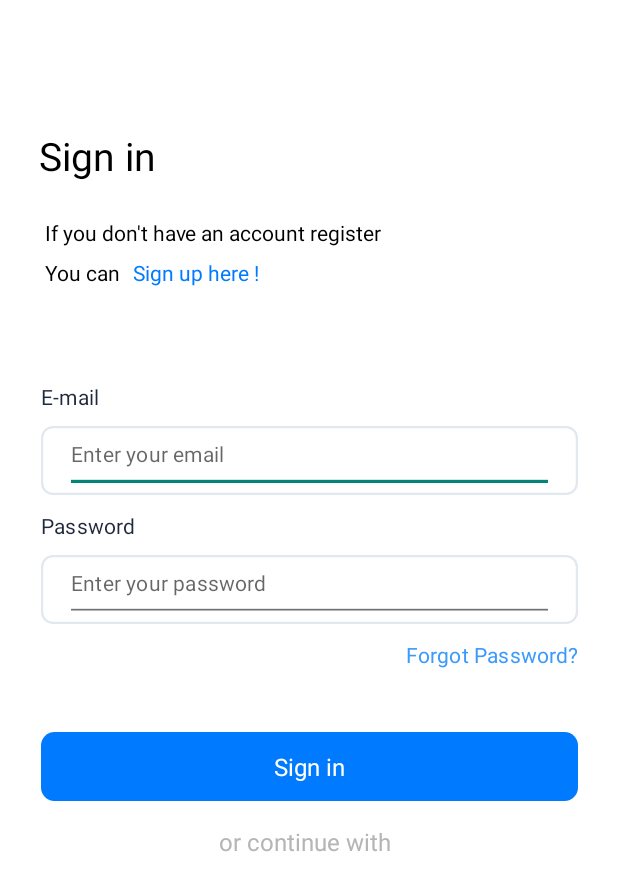
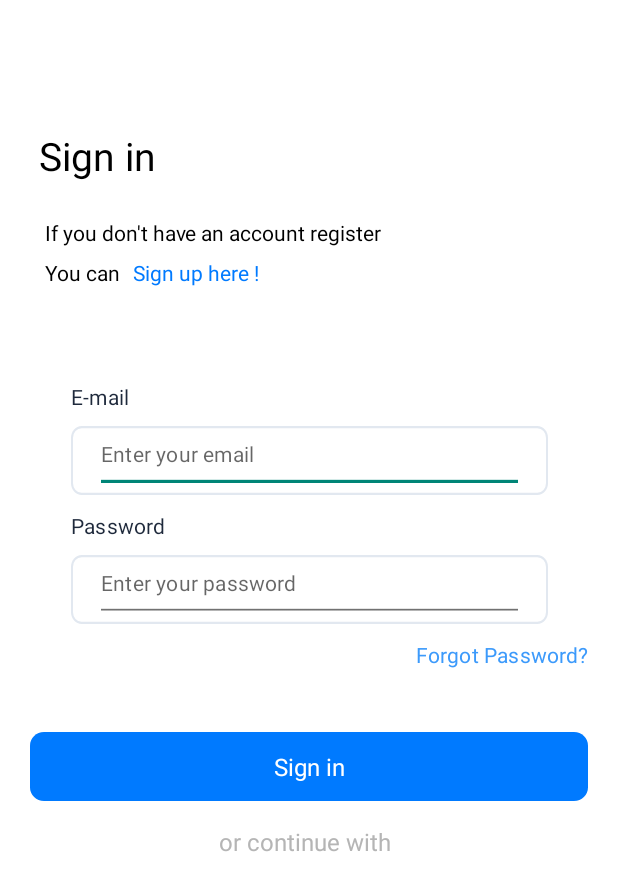
Before and after one commit to tukcomCD2024/4K, an Android app: the Login screen opened directly, with no data from a screen before it, on a phone screen of 412 x 824 dp. Shown: the top 891 px of the screen. Run offline under Robolectric (Android 15) with nearby library versions, the phone set to English and light mode, and no system bars.

Commit message:
design
UI design

```diff
--- a/app/src/main/AndroidManifest.xml
+++ b/app/src/main/AndroidManifest.xml
@@ -6,14 +6,17 @@
         android:allowBackup="true"
         android:dataExtractionRules="@xml/data_extraction_rules"
         android:fullBackupContent="@xml/backup_rules"
+        android:hardwareAccelerated="true"
         android:icon="@mipmap/ic_launcher"
         android:label="@string/app_name"
         android:roundIcon="@mipmap/ic_launcher_round"
         android:supportsRtl="true"
         android:theme="@style/Theme.Frontend_android"
         android:usesCleartextTraffic="true"
-        android:hardwareAccelerated="true"
         tools:targetApi="31">
+        <activity
+            android:name=".AddFriend"
+            android:exported="false" />
         <activity
             android:name=".NaviActivity"
             android:exported="true" />
--- a/app/src/main/res/layout/activity_login.xml
+++ b/app/src/main/res/layout/activity_login.xml
@@ -88,7 +88,7 @@
         app:layout_constraintStart_toStartOf="parent"
         app:layout_constraintTop_toTopOf="parent">
 
-        <RelativeLayout xmlns:android="http://schemas.android.com/apk/res/android"
+        <RelativeLayout
             android:id="@+id/header"
             android:layout_width="358dp"
             android:layout_height="22dp">
@@ -97,6 +97,7 @@
                 android:id="@+id/header_labe"
                 android:layout_width="42dp"
                 android:layout_height="22dp"
+                android:layout_marginStart="20dp"
                 android:gravity="top"
                 android:lineSpacingExtra="3sp"
                 android:text="@string/header_labe"
@@ -111,11 +112,13 @@
 
         </RelativeLayout>
 
-        <RelativeLayout xmlns:android="http://schemas.android.com/apk/res/android"
+        <RelativeLayout
             android:id="@+id/input"
             android:layout_width="358dp"
             android:layout_height="46dp"
             android:layout_marginTop="28dp"
+            android:layout_marginStart="20dp"
+            android:layout_marginEnd="20dp"
             android:background="@drawable/input"
             android:clipToOutline="true">
 
@@ -124,6 +127,7 @@
                 android:layout_width="326dp"
                 android:layout_height="46dp"
                 android:layout_marginStart="16dp"
+                android:layout_marginEnd="16dp"
                 android:gravity="top"
                 android:hint="@string/place_holde"
                 android:lineSpacingExtra="3sp"
@@ -162,6 +166,7 @@
                 android:id="@+id/header_labe2"
                 android:layout_width="66dp"
                 android:layout_height="22dp"
+                android:layout_marginStart="20dp"
                 android:gravity="top"
                 android:lineSpacingExtra="3sp"
                 android:text="@string/header_labe2"
@@ -182,6 +187,8 @@
             android:layout_width="358dp"
             android:layout_height="46dp"
             android:layout_marginTop="28dp"
+            android:layout_marginStart="20dp"
+            android:layout_marginEnd="20dp"
             android:background="@drawable/input"
             android:clipToOutline="true">
 
@@ -190,6 +197,7 @@
                 android:layout_width="326dp"
                 android:layout_height="46dp"
                 android:layout_marginStart="16dp"
+                android:layout_marginEnd="16dp"
                 android:gravity="top"
                 android:hint="@string/place_holde2"
                 android:lineSpacingExtra="3sp"
@@ -209,11 +217,12 @@
 
     <TextView
         android:id="@+id/forgot_pass"
-        android:layout_width="358dp"
+        android:layout_width="match_parent"
         android:layout_height="22dp"
         android:layout_alignParentLeft="true"
         android:layout_alignParentTop="true"
         android:layout_marginTop="428dp"
+        android:layout_marginEnd="20dp"
         android:gravity="right|top"
         android:lineSpacingExtra="3sp"
         android:text="@string/forgot_pass"
@@ -226,11 +235,13 @@
 
     <RelativeLayout
         android:id="@+id/group_14"
-        android:layout_width="358dp"
+        android:layout_width="match_parent"
         android:layout_height="46dp"
         android:layout_alignParentLeft="true"
         android:layout_alignParentTop="true"
         android:layout_marginTop="488dp"
+        android:layout_marginStart="20dp"
+        android:layout_marginEnd="20dp"
         app:layout_constraintEnd_toEndOf="parent"
         app:layout_constraintStart_toStartOf="parent"
         app:layout_constraintTop_toTopOf="parent">
--- a/app/src/main/res/layout/fragment_friends.xml
+++ b/app/src/main/res/layout/fragment_friends.xml
@@ -6,7 +6,6 @@
     tools:context=".FriendsFragment">
 
     <RelativeLayout
-        android:id="@+id/topnavigati"
         android:layout_width="match_parent"
         android:layout_height="42dp">
         <RelativeLayout
--- a/app/src/main/res/layout/fragment_my_info.xml
+++ b/app/src/main/res/layout/fragment_my_info.xml
@@ -8,12 +8,12 @@
     <RelativeLayout
         android:layout_width="match_parent"
         android:layout_marginTop="42dp"
-        android:layout_height="56dp">
+        android:layout_height="60dp">
 
         <TextView
             android:id="@+id/large_title"
             android:layout_width="347dp"
-            android:layout_height="41dp"
+            android:layout_height="45dp"
             android:text="@string/my_info_title"
             android:textAppearance="@style/recent_call_title"
             android:lineSpacingExtra="-5sp"
--- a/app/src/main/res/layout/fragment_recent_calls.xml
+++ b/app/src/main/res/layout/fragment_recent_calls.xml
@@ -8,12 +8,12 @@
     <RelativeLayout
         android:layout_width="match_parent"
         android:layout_marginTop="42dp"
-        android:layout_height="56dp">
+        android:layout_height="60dp">
 
         <TextView
             android:id="@+id/large_title"
             android:layout_width="347dp"
-            android:layout_height="41dp"
+            android:layout_height="45dp"
             android:text="@string/recent_call_title"
             android:textAppearance="@style/recent_call_title"
             android:lineSpacingExtra="-5sp"
```
Also changed, not shown: app/src/main/java/com/example/front_end_android/AddFriend.kt (added, +11 -0 lines), app/src/main/res/drawable/chevron_left.xml (added, +9 -0 lines), app/src/main/res/layout/activity_add_friend.xml (added, +20 -0 lines).
